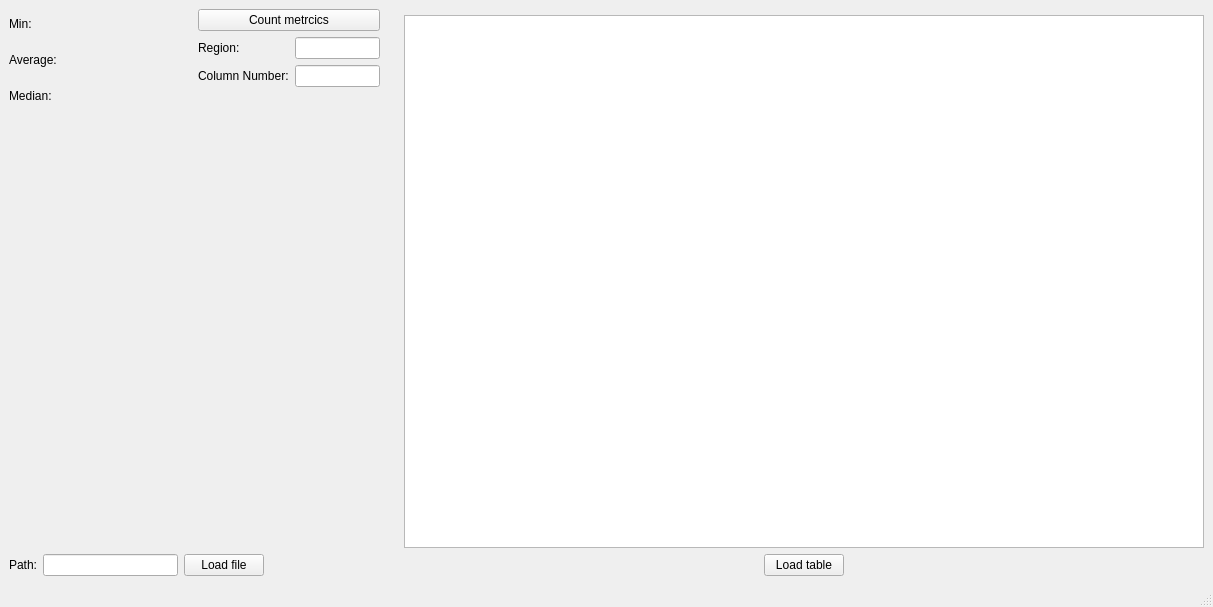
Old version of the form mainwindow.ui in the repository Burunduck/Sem3_Lab3.
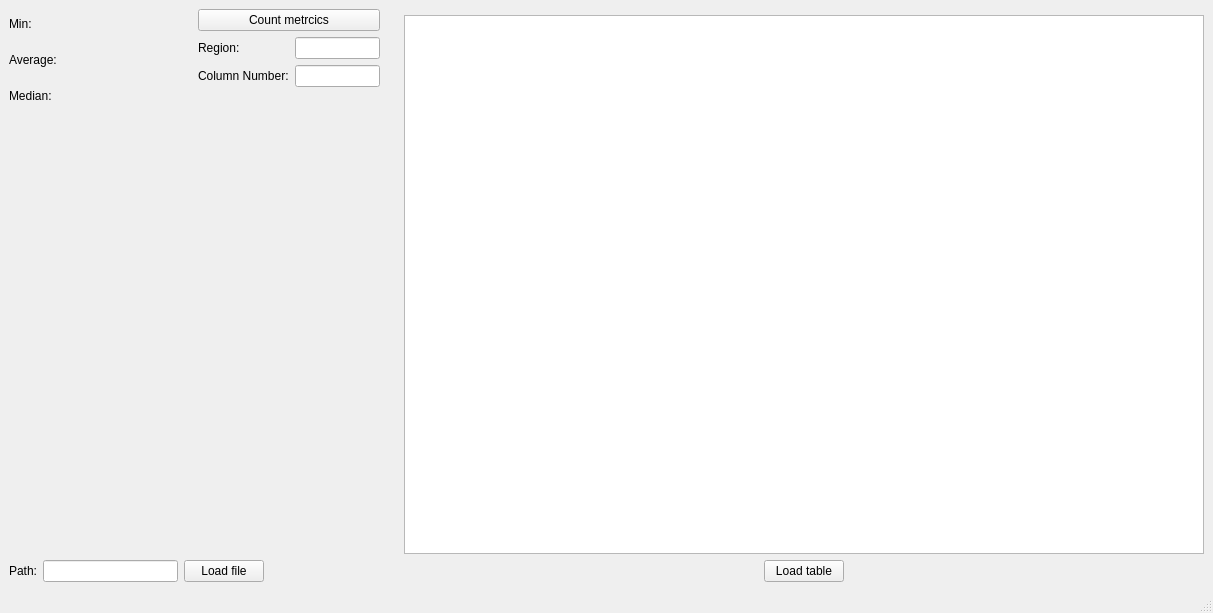
New version of the form.

What changed in the file:
```diff
--- a/mainwindow.ui
+++ b/mainwindow.ui
@@ -7,7 +7,7 @@
     <x>0</x>
     <y>0</y>
     <width>1213</width>
-    <height>607</height>
+    <height>613</height>
    </rect>
   </property>
   <property name="windowTitle">
```
